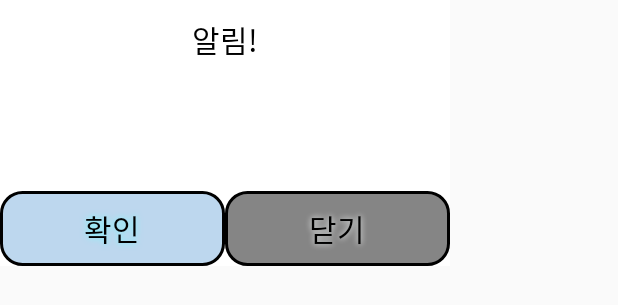
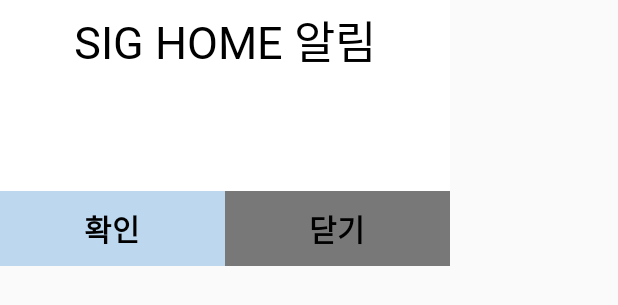
Before and after one commit to chae001122/SIGHOME, an Android app: the layout activity_popup.xml on its own in the app's theme, with its tools: preview values and no code run, on a phone screen of 412 x 824 dp. Shown: the top 305 px of the screen. Run offline under Robolectric (Android 15) with nearby library versions, the phone set to English and light mode, and no system bars.

Commit message:
1차 최종 v0.0

```diff
--- a/app/src/main/res/drawable/round_square_2.xml
+++ b/app/src/main/res/drawable/round_square_2.xml
@@ -9,6 +9,6 @@
         android:topLeftRadius="12dp"
         android:topRightRadius="12dp" />
     <stroke
-        android:width="1dp"
-        android:color="#FFFFFF" />
+        android:width="2dp"
+        android:color="#000000" />
 </shape>
--- a/app/src/main/res/layout/activity_popup.xml
+++ b/app/src/main/res/layout/activity_popup.xml
@@ -6,21 +6,19 @@
     android:orientation="vertical">
 
     <!-- 타이틀바 -->
-
     <LinearLayout
         android:layout_width="match_parent"
         android:layout_height="wrap_content"
         android:orientation="horizontal">
-
         <TextView
             android:id="@+id/colorBar"
             android:layout_width="match_parent"
             android:layout_height="53dp"
-            android:fontFamily="@font/custom_font_family"
+            android:fontFamily="@font/acarracer"
             android:gravity="center"
-            android:text="알림!"
+            android:text="SIG HOME 알림"
             android:textColor="#000000"
-            android:textSize="20sp" />
+            android:textSize="30sp" />
     </LinearLayout>
     <!-- //end 타이틀바 -->
 
@@ -37,12 +35,12 @@
 
         <TextView
             android:id="@+id/noticeText"
+            android:background="@color/white"
             android:layout_width="match_parent"
             android:layout_height="wrap_content"
             android:layout_marginBottom="2dp"
-            android:alpha="0.87"
             android:gravity="center"
-            android:textColor="#000"
+            android:textColor="@color/black"
             android:textSize="17sp" />
     </LinearLayout>
 
@@ -56,15 +54,11 @@
             android:id="@+id/checkButton"
             android:layout_width="0dp"
             android:layout_height="50dp"
-
             android:layout_weight="10"
-            android:background="@drawable/button1"
+            android:background="@color/alarm_on_mode"
             android:fontFamily="@font/custom_font_family"
-            android:shadowColor="#75FAFF"
-            android:shadowDx="0"
-            android:shadowDy="0"
-            android:shadowRadius="5"
             android:text="확인"
+            android:textStyle="bold"
             android:textColor="#000000"
             android:textSize="20sp" />
 
@@ -73,13 +67,10 @@
             android:layout_width="0dp"
             android:layout_height="50dp"
             android:layout_weight="10"
-            android:background="@drawable/button2"
+            android:background="@color/alarm_off_mode"
             android:fontFamily="@font/custom_font_family"
-            android:shadowColor="#FAFFFE"
-            android:shadowDx="0"
-            android:shadowDy="0"
-            android:shadowRadius="5"
             android:text="닫기"
+            android:textStyle="bold"
             android:textColor="#000000"
             android:textSize="20sp" />
     </LinearLayout>
```
